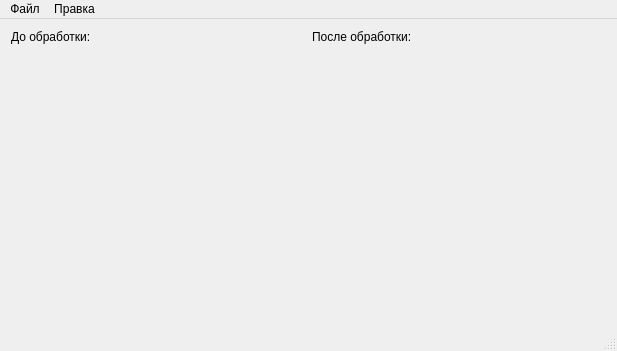
Above: src/jpegfilter.ui from Frodox/gaussian-blur-qt-example before the change. Below: the same form after it.
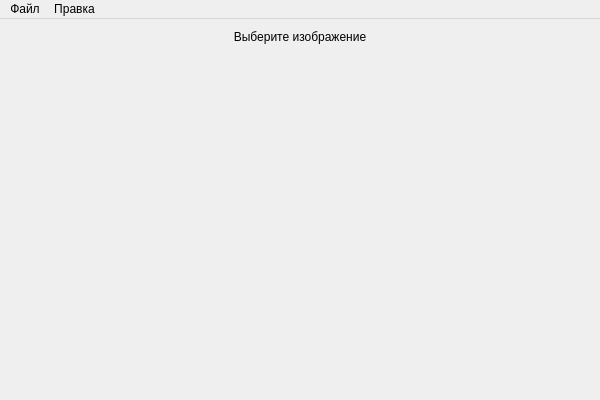
That is the form after the change. Icons and pictures are not drawn.

Commit message: remove status bar. remove second label for img. fix bug with very big images

```diff
--- a/src/jpegfilter.ui
+++ b/src/jpegfilter.ui
@@ -6,8 +6,8 @@
    <rect>
     <x>0</x>
     <y>0</y>
-    <width>617</width>
-    <height>351</height>
+    <width>600</width>
+    <height>400</height>
    </rect>
   </property>
   <property name="windowTitle">
@@ -21,8 +21,8 @@
     </sizepolicy>
    </property>
    <layout class="QGridLayout" name="gridLayout">
-    <item row="0" column="0">
-     <widget class="QLabel" name="label_before_">
+    <item row="0" column="0" colspan="2">
+     <widget class="QLabel" name="label_text">
       <property name="sizePolicy">
        <sizepolicy hsizetype="Preferred" vsizetype="Fixed">
         <horstretch>0</horstretch>
@@ -30,20 +30,17 @@
        </sizepolicy>
       </property>
       <property name="text">
-       <string>До обработки:</string>
+       <string>Выберите изображение</string>
       </property>
       <property name="alignment">
-       <set>Qt::AlignLeading|Qt::AlignLeft|Qt::AlignTop</set>
+       <set>Qt::AlignHCenter|Qt::AlignTop</set>
       </property>
      </widget>
     </item>
-    <item row="0" column="1">
-     <widget class="QLabel" name="label_after_">
+    <item row="2" column="1">
+     <widget class="QLabel" name="label_output_">
       <property name="text">
-       <string>После обработки:</string>
-      </property>
-      <property name="alignment">
-       <set>Qt::AlignLeading|Qt::AlignLeft|Qt::AlignTop</set>
+       <string/>
       </property>
      </widget>
     </item>
@@ -54,13 +51,6 @@
       </property>
      </widget>
     </item>
-    <item row="1" column="1">
-     <widget class="QLabel" name="label_output_">
-      <property name="text">
-       <string/>
-      </property>
-     </widget>
-    </item>
    </layout>
   </widget>
   <widget class="QMenuBar" name="menu_bar_">
@@ -68,7 +58,7 @@
     <rect>
      <x>0</x>
      <y>0</y>
-     <width>617</width>
+     <width>600</width>
      <height>25</height>
     </rect>
    </property>
@@ -92,7 +82,6 @@
    <addaction name="menu_"/>
    <addaction name="menu_edit"/>
   </widget>
-  <widget class="QStatusBar" name="status_bar_"/>
   <action name="action_open">
    <property name="icon">
     <iconset theme="folder-open"/>
```
Left out of the diff: 8 changed lines with no effect on the pictures. The commit also changes 4 other files.
